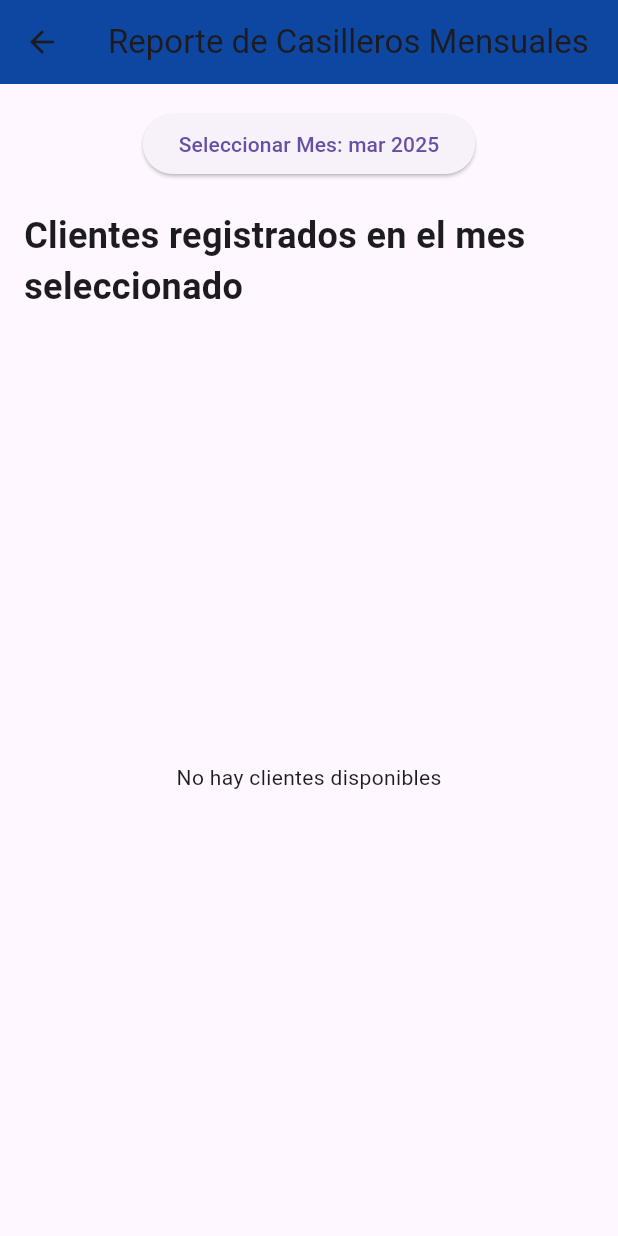
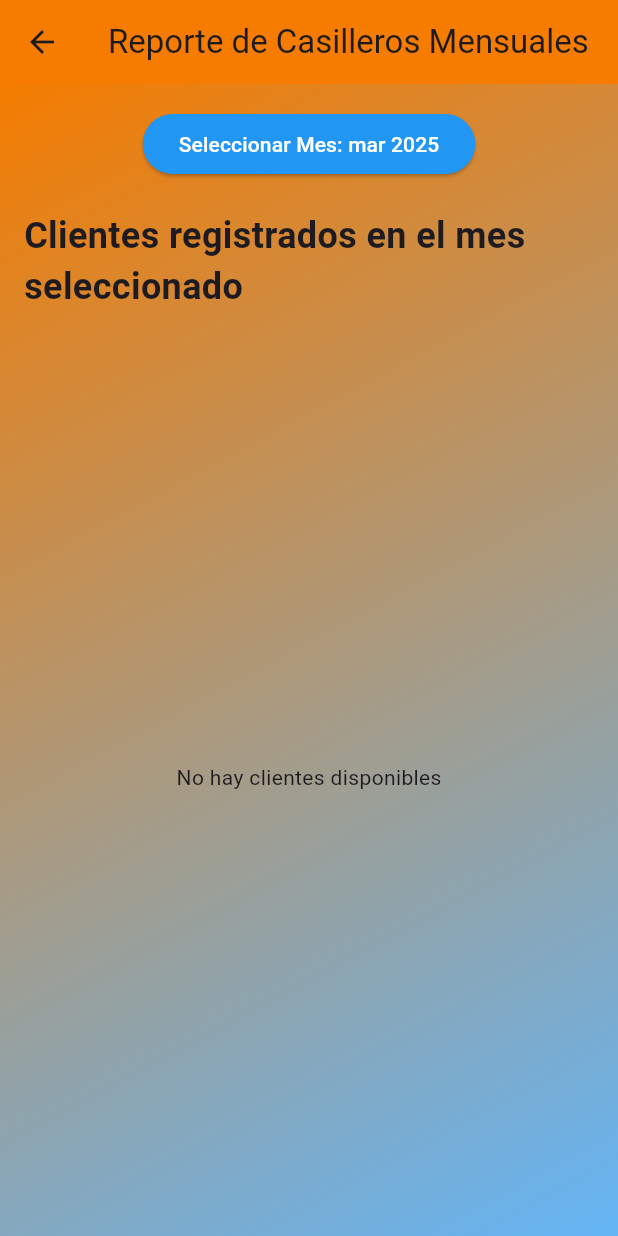
Before and after one commit to acarias11/Premium-Logistic-Cargo, a Flutter app: the GraficaCasillerosMensuales screen opened directly, on a phone screen of 412 x 824 dp. Run offline on Flutter 3.47's test engine with Material 3 defaults, Android fonts, the light colour scheme and no system bars; our stand-ins replace cloud_firestore, data_table_2, firebase_auth, firebase_core, month_picker_dialog, pdf and 3 more; missing offline and left inert: flutter_charts; accounts and stored records are empty.

Commit message:
Agregue estilo a Reportes de Casilleros Mensuales

```diff
--- a/PLC-Premium Logistics Cargo/plc_pruebas/lib/pages/reports/grafica_casilleros_mensuales.dart
+++ b/PLC-Premium Logistics Cargo/plc_pruebas/lib/pages/reports/grafica_casilleros_mensuales.dart
@@ -9,10 +9,12 @@ class GraficaCasillerosMensuales extends StatefulWidget {
   const GraficaCasillerosMensuales({super.key});
 
   @override
-  _GraficaCasillerosMensualesState createState() => _GraficaCasillerosMensualesState();
+  _GraficaCasillerosMensualesState createState() =>
+      _GraficaCasillerosMensualesState();
 }
 
-class _GraficaCasillerosMensualesState extends State<GraficaCasillerosMensuales> {
+class _GraficaCasillerosMensualesState
+    extends State<GraficaCasillerosMensuales> {
   final FirebaseFirestore _firestore = FirebaseFirestore.instance;
   List<_ChartData> _chartData = [];
   DateTime _selectedMonth = DateTime.now();
@@ -20,19 +22,23 @@ class _GraficaCasillerosMensualesState extends State<GraficaCasillerosMensuales>
   @override
   void initState() {
     super.initState();
-    initializeDateFormatting('es', null); // Inicializar la configuración regional
+    initializeDateFormatting(
+        'es', null); // Inicializar la configuración regional
     _getChartData();
   }
 
   Future<void> _getChartData() async {
     final startOfMonth = DateTime(_selectedMonth.year, _selectedMonth.month, 1);
-    final endOfMonth = DateTime(_selectedMonth.year, _selectedMonth.month + 1, 1);
+    final endOfMonth =
+        DateTime(_selectedMonth.year, _selectedMonth.month + 1, 1);
     print("Consultando clientes entre $startOfMonth y $endOfMonth");
 
-    QuerySnapshot snapshot = await _firestore.collection('Clientes')
-      .where('fecha', isGreaterThanOrEqualTo: Timestamp.fromDate(startOfMonth))
-      .where('fecha', isLessThan: Timestamp.fromDate(endOfMonth))
-      .get();
+    QuerySnapshot snapshot = await _firestore
+        .collection('Clientes')
+        .where('fecha',
+            isGreaterThanOrEqualTo: Timestamp.fromDate(startOfMonth))
+        .where('fecha', isLessThan: Timestamp.fromDate(endOfMonth))
+        .get();
 
     print("Documentos obtenidos: ${snapshot.docs.length}");
 
@@ -49,8 +55,9 @@ class _GraficaCasillerosMensualesState extends State<GraficaCasillerosMensuales>
     }
 
     List<_ChartData> chartData = clientesPorDia.entries
-      .map((entry) => _ChartData(entry.key.toString(), entry.value.toDouble()))
-      .toList();
+        .map(
+            (entry) => _ChartData(entry.key.toString(), entry.value.toDouble()))
+        .toList();
 
     // Ordena los datos para mostrar los días de forma correcta
     chartData.sort((a, b) => int.parse(a.label).compareTo(int.parse(b.label)));
@@ -85,9 +92,16 @@ class _GraficaCasillerosMensualesState extends State<GraficaCasillerosMensuales>
     return Scaffold(
       appBar: AppBar(
         title: const Text('Reporte de Casilleros Mensuales'),
-        backgroundColor: Colors.blue.shade900,
+        backgroundColor: Colors.orange.shade700,
       ),
-      body: Padding(
+      body: Container(
+        decoration: BoxDecoration(
+          gradient: LinearGradient(
+            colors: [Colors.orange.shade700, Colors.blue.shade300],
+            begin: Alignment.topLeft,
+            end: Alignment.bottomRight,
+          ),
+        ),
         padding: const EdgeInsets.all(16.0),
         child: Column(
           children: [
@@ -96,7 +110,12 @@ class _GraficaCasillerosMensualesState extends State<GraficaCasillerosMensuales>
               children: [
                 ElevatedButton(
                   onPressed: () => _selectMonth(context),
-                  child: Text('Seleccionar Mes: ${DateFormat.yMMM('es').format(_selectedMonth)}'),
+                  style: ElevatedButton.styleFrom(
+                    backgroundColor: Colors.blue, // Updated button color
+                    foregroundColor: Colors.white,
+                  ),
+                  child: Text(
+                      'Seleccionar Mes: ${DateFormat.yMMM('es').format(_selectedMonth)}'),
                 ),
               ],
             ),
@@ -135,7 +154,8 @@ class _GraficaCasillerosMensualesState extends State<GraficaCasillerosMensuales>
           height: 300,
           child: VerticalBarChart(
             painter: VerticalBarChartPainter(
-              verticalBarChartContainer: VerticalBarChartTopContainer(chartData: chartData),
+              verticalBarChartContainer:
+                  VerticalBarChartTopContainer(chartData: chartData),
             ),
           ),
         );
```
